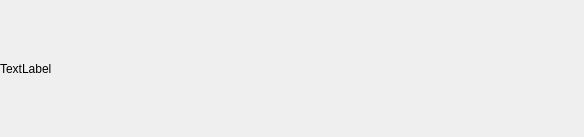
This is bubble.ui in sihe-gg/ClockTime as Qt 5 draws it before an edit. The edited form follows.
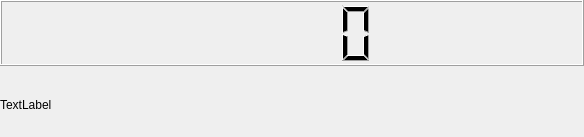
This is the edited form.

```diff
--- a/bubble.ui
+++ b/bubble.ui
@@ -13,6 +13,21 @@
   <property name="windowTitle">
    <string>Form</string>
   </property>
+  <layout class="QGridLayout" name="gridLayout_2">
+   <property name="leftMargin">
+    <number>0</number>
+   </property>
+   <property name="topMargin">
+    <number>0</number>
+   </property>
+   <property name="rightMargin">
+    <number>0</number>
+   </property>
+   <property name="bottomMargin">
+    <number>0</number>
+   </property>
+   <item row="0" column="0">
+    <widget class="QWidget" name="widget" native="true">
   <layout class="QGridLayout" name="gridLayout">
    <property name="leftMargin">
     <number>0</number>
@@ -27,10 +42,16 @@
     <number>0</number>
    </property>
    <item row="0" column="0">
+       <widget class="QLCDNumber" name="lcdNumber"/>
+      </item>
+      <item row="1" column="0">
     <widget class="QLabel" name="label_msg">
      <property name="text">
       <string>TextLabel</string>
      </property>
+       </widget>
+      </item>
+     </layout>
     </widget>
    </item>
   </layout>
```
Lines whose indentation alone changed are shown as unchanged.
